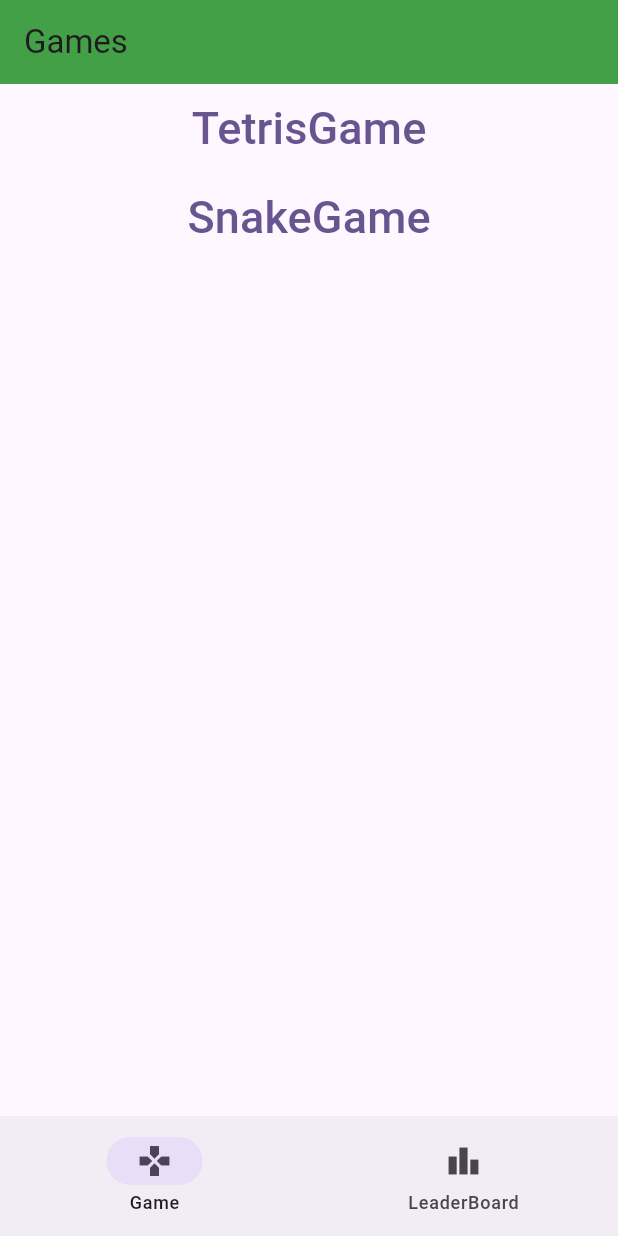
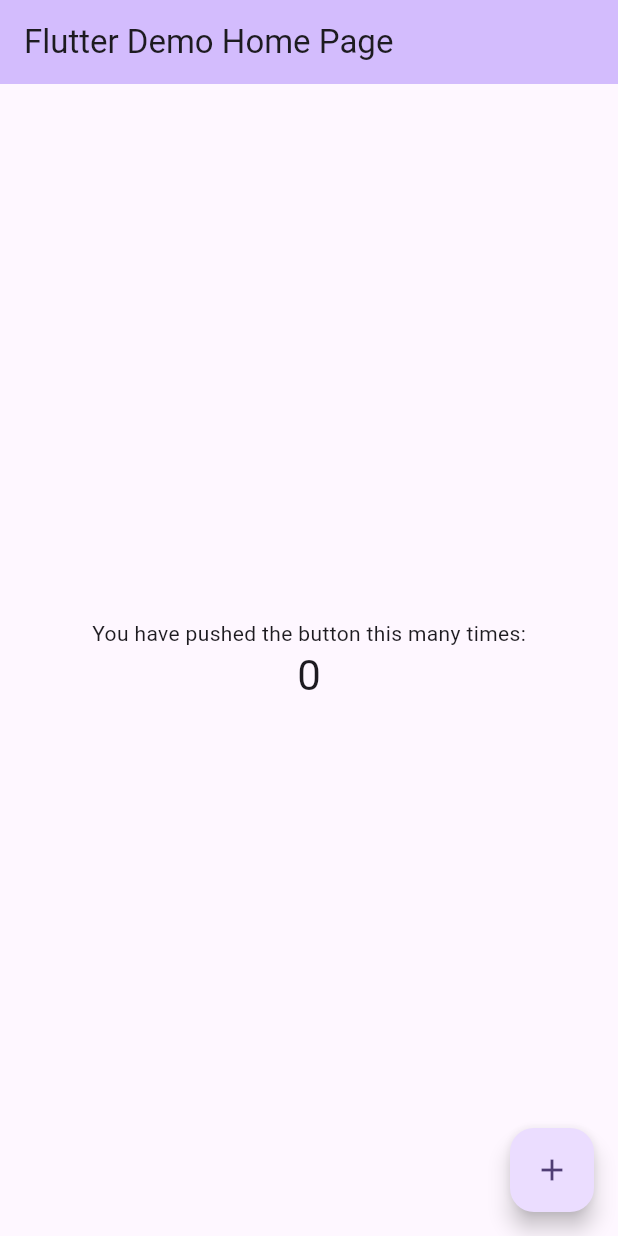
Before and after one commit to JoncarlosT/flutterplayground, a Flutter app: the screen it shows after launch, on a phone screen of 412 x 824 dp. Run offline on Flutter 3.47's test engine with Material 2 defaults, Android fonts, the phone set to English and light mode, and no system bars.

Commit message:
restart repo

```diff
--- a/lib/env.dart
+++ /dev/null
@@ -1,3 +0,0 @@
-const supabaseURL = "https://kqtzvhtjjcitwnihlxzk.supabase.co";
-const supabaseAnonKey =
-    "eyJhbGciOiJIUzI1NiIsInR5cCI6IkpXVCJ9.eyJpc3MiOiJzdXBhYmFzZSIsInJlZiI6ImtxdHp2aHRqamNpdHduaWhseHprIiwicm9sZSI6InNlcnZpY2Vfcm9sZSIsImlhdCI6MTY4NjE3MzkzMiwiZXhwIjoyMDAxNzQ5OTMyfQ.fTx7TgCn6T01fRpXFalvF9HkgwwYtB7oCJ-Ow6SO14E";
--- a/lib/main.dart
+++ b/lib/main.dart
@@ -1,29 +1,125 @@
 import 'package:flutter/material.dart';
-import 'package:flutterplayground/env.dart';
-import 'package:flutterplayground/navigation/navigation.dart';
-import 'package:supabase_flutter/supabase_flutter.dart';
 
-Future<void> main() async {
-  await Supabase.initialize(
-    url: supabaseURL,
-    anonKey: supabaseAnonKey,
-  );
-
+void main() {
   runApp(const MyApp());
 }
 
 class MyApp extends StatelessWidget {
   const MyApp({super.key});
 
+  // This widget is the root of your application.
   @override
   Widget build(BuildContext context) {
     return MaterialApp(
-        debugShowCheckedModeBanner: false,
-        title: 'Flutter Demo',
-        theme: ThemeData(
-          colorScheme: ColorScheme.fromSeed(seedColor: Colors.deepPurple),
-          useMaterial3: true,
-        ),
-        home: const Navigation());
+      title: 'Flutter Demo',
+      theme: ThemeData(
+        // This is the theme of your application.
+        //
+        // TRY THIS: Try running your application with "flutter run". You'll see
+        // the application has a blue toolbar. Then, without quitting the app,
+        // try changing the seedColor in the colorScheme below to Colors.green
+        // and then invoke "hot reload" (save your changes or press the "hot
+        // reload" button in a Flutter-supported IDE, or press "r" if you used
+        // the command line to start the app).
+        //
+        // Notice that the counter didn't reset back to zero; the application
+        // state is not lost during the reload. To reset the state, use hot
+        // restart instead.
+        //
+        // This works for code too, not just values: Most code changes can be
+        // tested with just a hot reload.
+        colorScheme: ColorScheme.fromSeed(seedColor: Colors.deepPurple),
+        useMaterial3: true,
+      ),
+      home: const MyHomePage(title: 'Flutter Demo Home Page'),
+    );
   }
 }
+
+class MyHomePage extends StatefulWidget {
+  const MyHomePage({super.key, required this.title});
+
+  // This widget is the home page of your application. It is stateful, meaning
+  // that it has a State object (defined below) that contains fields that affect
+  // how it looks.
+
+  // This class is the configuration for the state. It holds the values (in this
+  // case the title) provided by the parent (in this case the App widget) and
+  // used by the build method of the State. Fields in a Widget subclass are
+  // always marked "final".
+
+  final String title;
+
+  @override
+  State<MyHomePage> createState() => _MyHomePageState();
+}
+
+class _MyHomePageState extends State<MyHomePage> {
+  int _counter = 0;
+
+  void _incrementCounter() {
+    setState(() {
+      // This call to setState tells the Flutter framework that something has
+      // changed in this State, which causes it to rerun the build method below
+      // so that the display can reflect the updated values. If we changed
+      // _counter without calling setState(), then the build method would not be
+      // called again, and so nothing would appear to happen.
+      _counter++;
+    });
+  }
+
+  @override
+  Widget build(BuildContext context) {
+    // This method is rerun every time setState is called, for instance as done
+    // by the _incrementCounter method above.
+    //
+    // The Flutter framework has been optimized to make rerunning build methods
+    // fast, so that you can just rebuild anything that needs updating rather
+    // than having to individually change instances of widgets.
+    return Scaffold(
+      appBar: AppBar(
+        // TRY THIS: Try changing the color here to a specific color (to
+        // Colors.amber, perhaps?) and trigger a hot reload to see the AppBar
+        // change color while the other colors stay the same.
+        backgroundColor: Theme.of(context).colorScheme.inversePrimary,
+        // Here we take the value from the MyHomePage object that was created by
+        // the App.build method, and use it to set our appbar title.
+        title: Text(widget.title),
+      ),
+      body: Center(
+        // Center is a layout widget. It takes a single child and positions it
+        // in the middle of the parent.
+        child: Column(
+          // Column is also a layout widget. It takes a list of children and
+          // arranges them vertically. By default, it sizes itself to fit its
+          // children horizontally, and tries to be as tall as its parent.
+          //
+          // Column has various properties to control how it sizes itself and
+          // how it positions its children. Here we use mainAxisAlignment to
+          // center the children vertically; the main axis here is the vertical
+          // axis because Columns are vertical (the cross axis would be
+          // horizontal).
+          //
+          // TRY THIS: Invoke "debug painting" (choose the "Toggle Debug Paint"
+          // action in the IDE, or press "p" in the console), to see the
+          // wireframe for each widget.
+          mainAxisAlignment: MainAxisAlignment.center,
+          children: <Widget>[
+            const Text(
+              'You have pushed the button this many times:',
+            ),
+            Text(
+              '$_counter',
+              style: Theme.of(context).textTheme.headlineMedium,
+            ),
+          ],
+        ),
+      ),
+      floatingActionButton: FloatingActionButton(
+        onPressed: _incrementCounter,
+        tooltip: 'Increment',
+        child: const Icon(Icons.add),
+      ), // This trailing comma makes auto-formatting nicer for build methods.
+    );
+  }
+}
--- a/lib/navigation/navigation.dart
+++ /dev/null
@@ -1,44 +0,0 @@
-import 'package:flutter/material.dart';
-import 'package:flutterplayground/screens/game_index_screen.dart';
-import 'package:flutterplayground/screens/leaderboard_screen.dart';
-
-class Navigation extends StatefulWidget {
-  const Navigation({super.key});
-
-  @override
-  State<Navigation> createState() => _NavigationState();
-}
-
-class _NavigationState extends State<Navigation> {
-  int currentTab = 0;
-  String appBarTitle = 'Games';
-
-  void tabChange(int tab) {
-    setState(() {
-      currentTab = tab;
-      if (currentTab == 0) {
-        appBarTitle = "Games";
-      } else {
-        appBarTitle = "LeaderBoard";
-      }
-    });
-  }
-
-  @override
-  Widget build(BuildContext context) {
-    return Scaffold(
-      appBar:
-          AppBar(backgroundColor: Colors.green[600], title: Text(appBarTitle)),
-      bottomNavigationBar: NavigationBar(
-        onDestinationSelected: (int index) => tabChange(index),
-        selectedIndex: currentTab,
-        destinations: const <Widget>[
-          NavigationDestination(icon: Icon(Icons.gamepad), label: "Game"),
-          NavigationDestination(
-              icon: Icon(Icons.leaderboard), label: "LeaderBoard")
-        ],
-      ),
-      body: <Widget>[const GameIndex(), LeaderBoardScreen()][currentTab],
-    );
-  }
-}
--- a/lib/screens/game_index_screen.dart
+++ /dev/null
@@ -1,61 +0,0 @@
-import 'package:flutter/material.dart';
-import 'package:flutterplayground/screens/snake_screen.dart';
-import 'package:flutterplayground/screens/tetris_screen.dart';
-
-class GameIndex extends StatefulWidget {
-  const GameIndex({super.key});
-
-  @override
-  State<GameIndex> createState() => _GameIndexState();
-}
-
-class _GameIndexState extends State<GameIndex> {
-  void push(String game) {
-    if (game == 'tetris') {
-      Navigator.push(
-        context,
-        MaterialPageRoute(builder: (context) {
-          return const TetrisScreen(
-            title: 'Tetris Screen',
-          );
-        }),
-      );
-    }
-
-    if (game == 'snake') {
-      Navigator.push(
-        context,
-        MaterialPageRoute(builder: (context) {
-          return const SnakeScreen(
-            title: 'Snake Screen',
-          );
-        }),
-      );
-    }
-  }
-
-  @override
-  Widget build(BuildContext context) {
-    return Scaffold(
-      body: Center(
-          child: Column(
-        children: [
-          TextButton(
-            onPressed: () => push('tetris'),
-            child: const Text(
-              'TetrisGame',
-              style: TextStyle(fontSize: 30),
-            ),
-          ),
-          TextButton(
-            onPressed: () => push('snake'),
-            child: const Text(
-              'SnakeGame',
-              style: TextStyle(fontSize: 30),
-            ),
-          )
-        ],
-      )),
-    );
-  }
-}
```
Also changed, not shown: lib/screens/leaderboard_screen.dart (deleted, +0 -43 lines), lib/screens/snake_screen.dart (deleted, +0 -36 lines), lib/screens/tetris_screen.dart (deleted, +0 -33 lines), lib/utils/supabase_handler.dart (deleted, +0 -10 lines), pubspec.yaml (+4 -3 lines), lib/navigation/game_stack.dart (deleted), pubspec.lock, 18 other files.
